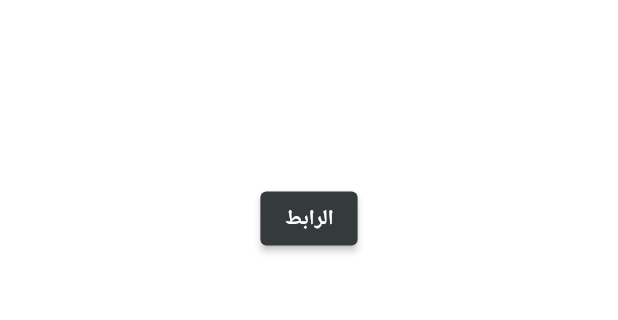
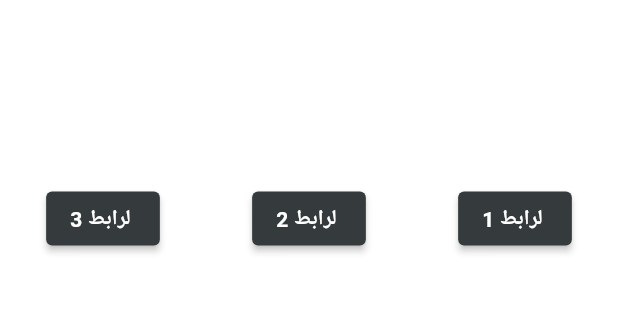
Before and after one commit to GafarAsem/TechApp, a Flutter app: the screen it shows after launch, after a tap on the "arrow forward ios" icon, on a phone screen of 412 x 824 dp, the part 533-853 px from its top. Run offline on Flutter 3.47's test engine with Material 2 defaults, Android fonts, the phone set to English and light mode, and no system bars; our stand-ins replace fluttertoast, google_fonts, google_nav_bar, line_awesome_flutter, page_transition; Roboto replaces fonts that are missing (Tajawal).

Commit message:
new Fetuere

```diff
--- a/lib/Modules/blog_module.dart
+++ b/lib/Modules/blog_module.dart
@@ -3,7 +3,8 @@
 class Blog{
 
   String title;
-  final String detail,uri;
+  final String detail;
+  final List<String> uri;
   final DateTime dateTime;
 
   Blog(this.detail, this.uri, this.dateTime,{this.title='_______'});
--- a/lib/Scenes/Detailes/detail_page.dart
+++ b/lib/Scenes/Detailes/detail_page.dart
@@ -72,18 +72,9 @@ class DetailPage extends StatelessWidget {
               ),
               Padding(
                 padding: EdgeInsets.only(top: 200),
-                child: ElevatedButton(
-                  style: ElevatedButton.styleFrom(primary: kColorDark),
-                  onPressed: () {
-                    launch(blog.uri);
-                  },
-                  child: Text(
-                    'الرابط',
-                    style: GoogleFonts.tajawal(
-                      color: kColorWhite,
-                      fontWeight: FontWeight.bold,
-                    ),
-                  ),
+                child: Row(
+                  mainAxisAlignment: MainAxisAlignment.spaceAround,
+                  children: blog.uri.map((e) => buttonUrl(e, blog.uri.indexOf(e)+1)).toList(),
                 ),
               )
             ],
@@ -93,5 +84,21 @@ class DetailPage extends StatelessWidget {
     );
   }
 
+  Widget buttonUrl(url,int numperOFurl){
+    return ElevatedButton(
+      style: ElevatedButton.styleFrom(primary: kColorDark),
+      onPressed: () {
+        launch(url);
+      },
+      child: Text(
+        ' لرابط $numperOFurl',
+        style: GoogleFonts.tajawal(
+          color: kColorWhite,
+          fontWeight: FontWeight.bold,
+        ),
+      ),
+    );
+  }
+
 
 }
--- a/lib/Scenes/Home/home_page.dart
+++ b/lib/Scenes/Home/home_page.dart
@@ -7,6 +7,7 @@ import 'package:tech_app/Constant.dart';
 import 'package:tech_app/Modules/blog_module.dart';
 import 'package:tech_app/Scenes/Home/blog_item.dart';
 import 'package:tech_app/Scenes/NextPage/next_page.dart';
+import 'package:tech_app/Scenes/Profile/profile_page.dart';
 
 class Home extends StatefulWidget {
   @override
@@ -34,20 +35,39 @@ class _HomeState extends State<Home> {
               ),
             ),
             leading: Center(
+              child: GestureDetector(
+                onTap: () {
+                  Navigator.push(
+                      context,
+                      PageTransition(
+                          type: PageTransitionType.rightToLeft,
+                          child: ProfilePage()));
+                },
                 child: Container(
                   width: 50,
                   height: 50,
                   decoration: BoxDecoration(
-                  image: DecorationImage(image: AssetImage('asset/logo.jpeg')),
+                    image:
+                        DecorationImage(image: AssetImage('asset/logo.jpeg')),
                     borderRadius: BorderRadius.circular(50),
                     color: kColorDark,
                   ),
                 ),
               ),
+            ),
             actions: [
-              TextButton(onPressed: (){
-                Navigator.push(context, PageTransition(type: PageTransitionType.leftToRight, child: NextPage(2)));
-              }, child: Text('الصفحة التالية',style: GoogleFonts.tajawal(),))
+              TextButton(
+                  onPressed: () {
+                    Navigator.push(
+                        context,
+                        PageTransition(
+                            type: PageTransitionType.leftToRight,
+                            child: NextPage(2)));
+                  },
+                  child: Text(
+                    'الصفحة التالية',
+                    style: GoogleFonts.tajawal(),
+                  ))
             ],
           ),
           body: Container(
@@ -58,9 +78,13 @@ class _HomeState extends State<Home> {
                   context,
                   Blog(
                     ' للانستقرام موقع تحط فيه اسم اي حساب تبيه ويظهر لك تحليل عن متابعينه والايكات حقيقيناو وهميين بالارقام',
+                    [
                       'https://influencermarketinghub.com/instagram-fake-follower-bot-checker-free/',
+                      'http://shutterstock.com',
+                      'http://fotolia.com'
+                    ],
                     DateTime.now(),
-                    title:'تحليل للحساب',
+                    title: 'تحليل للحساب',
                   ),
                 );
               },
--- a/pubspec.yaml
+++ b/pubspec.yaml
@@ -27,6 +27,7 @@ dependencies:
   google_fonts: ^2.1.0
   url_launcher: ^6.0.4
   fluttertoast: ^8.0.7
+  flutter_signin_button: ^2.0.0
   intl: ^0.17.0
   page_transition: ^2.0.2
   flutter:
```
Also changed, not shown: lib/Scenes/NextPage/next_page.dart (+35 -5 lines), lib/Scenes/Profile/profile_page.dart (+78 -0 lines), pubspec.lock. Lines whose indentation alone changed are shown as unchanged.
